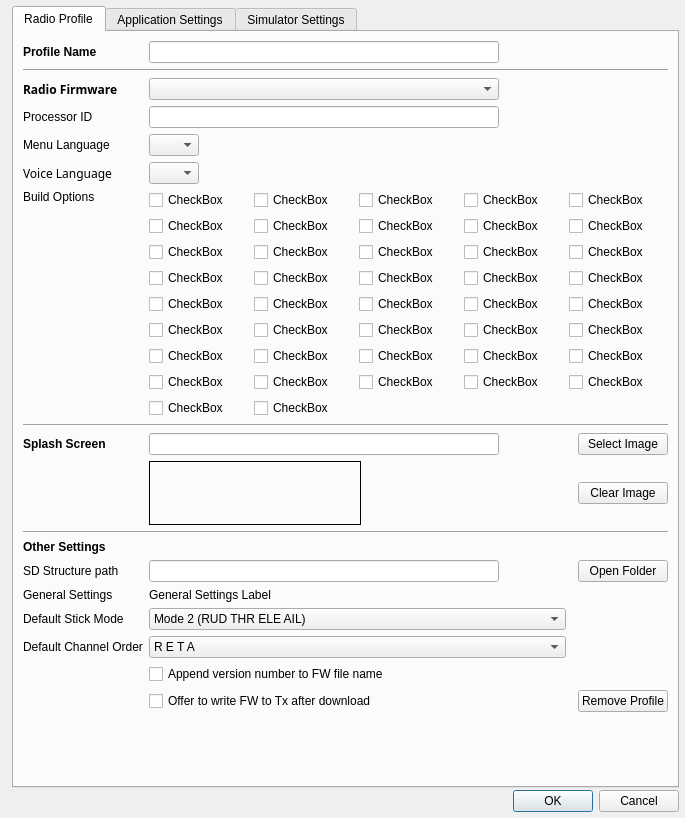
Qt form companion/src/apppreferencesdialog.ui (opentx/opentx) before a commit.
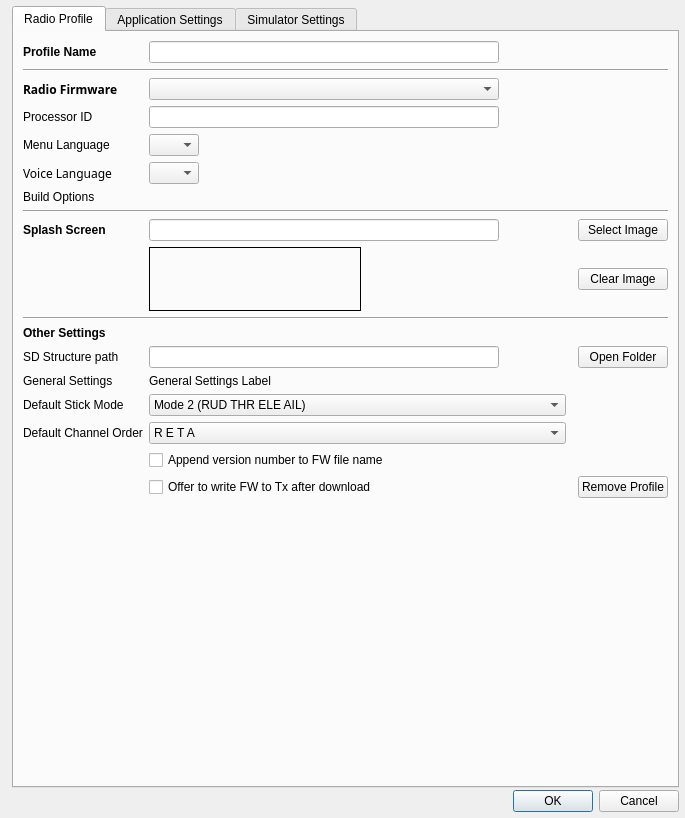
The same form after that commit.

Commit message: Options Checkboxes removed from the UI

Patch:
```diff
--- a/companion/src/apppreferencesdialog.ui
+++ b/companion/src/apppreferencesdialog.ui
@@ -153,554 +153,7 @@
         </widget>
        </item>
        <item row="10" column="1" colspan="5">
-        <layout class="QGridLayout" name="gridLayout_5">
-         <item row="0" column="1">
-          <widget class="QCheckBox" name="optionCheckBox_2">
-           <property name="sizePolicy">
-            <sizepolicy hsizetype="MinimumExpanding" vsizetype="Fixed">
-             <horstretch>0</horstretch>
-             <verstretch>0</verstretch>
-            </sizepolicy>
-           </property>
-           <property name="text">
-            <string notr="true">CheckBox</string>
-           </property>
-          </widget>
-         </item>
-         <item row="0" column="0">
-          <widget class="QCheckBox" name="optionCheckBox_1">
-           <property name="sizePolicy">
-            <sizepolicy hsizetype="MinimumExpanding" vsizetype="Fixed">
-             <horstretch>0</horstretch>
-             <verstretch>0</verstretch>
-            </sizepolicy>
-           </property>
-           <property name="text">
-            <string notr="true">CheckBox</string>
-           </property>
-          </widget>
-         </item>
-         <item row="0" column="2">
-          <widget class="QCheckBox" name="optionCheckBox_3">
-           <property name="sizePolicy">
-            <sizepolicy hsizetype="MinimumExpanding" vsizetype="Fixed">
-             <horstretch>0</horstretch>
-             <verstretch>0</verstretch>
-            </sizepolicy>
-           </property>
-           <property name="text">
-            <string notr="true">CheckBox</string>
-           </property>
-          </widget>
-         </item>
-         <item row="0" column="3">
-          <widget class="QCheckBox" name="optionCheckBox_4">
-           <property name="sizePolicy">
-            <sizepolicy hsizetype="MinimumExpanding" vsizetype="Fixed">
-             <horstretch>0</horstretch>
-             <verstretch>0</verstretch>
-            </sizepolicy>
-           </property>
-           <property name="text">
-            <string notr="true">CheckBox</string>
-           </property>
-          </widget>
-         </item>
-         <item row="1" column="4">
-          <widget class="QCheckBox" name="optionCheckBox_10">
-           <property name="sizePolicy">
-            <sizepolicy hsizetype="MinimumExpanding" vsizetype="Fixed">
-             <horstretch>0</horstretch>
-             <verstretch>0</verstretch>
-            </sizepolicy>
-           </property>
-           <property name="text">
-            <string notr="true">CheckBox</string>
-           </property>
-          </widget>
-         </item>
-         <item row="0" column="4">
-          <widget class="QCheckBox" name="optionCheckBox_5">
-           <property name="sizePolicy">
-            <sizepolicy hsizetype="MinimumExpanding" vsizetype="Fixed">
-             <horstretch>0</horstretch>
-             <verstretch>0</verstretch>
-            </sizepolicy>
-           </property>
-           <property name="text">
-            <string notr="true">CheckBox</string>
-           </property>
-          </widget>
-         </item>
-         <item row="1" column="0">
-          <widget class="QCheckBox" name="optionCheckBox_6">
-           <property name="sizePolicy">
-            <sizepolicy hsizetype="MinimumExpanding" vsizetype="Fixed">
-             <horstretch>0</horstretch>
-             <verstretch>0</verstretch>
-            </sizepolicy>
-           </property>
-           <property name="text">
-            <string notr="true">CheckBox</string>
-           </property>
-          </widget>
-         </item>
-         <item row="1" column="1">
-          <widget class="QCheckBox" name="optionCheckBox_7">
-           <property name="sizePolicy">
-            <sizepolicy hsizetype="MinimumExpanding" vsizetype="Fixed">
-             <horstretch>0</horstretch>
-             <verstretch>0</verstretch>
-            </sizepolicy>
-           </property>
-           <property name="text">
-            <string notr="true">CheckBox</string>
-           </property>
-          </widget>
-         </item>
-         <item row="1" column="2">
-          <widget class="QCheckBox" name="optionCheckBox_8">
-           <property name="sizePolicy">
-            <sizepolicy hsizetype="MinimumExpanding" vsizetype="Fixed">
-             <horstretch>0</horstretch>
-             <verstretch>0</verstretch>
-            </sizepolicy>
-           </property>
-           <property name="text">
-            <string notr="true">CheckBox</string>
-           </property>
-          </widget>
-         </item>
-         <item row="1" column="3">
-          <widget class="QCheckBox" name="optionCheckBox_9">
-           <property name="sizePolicy">
-            <sizepolicy hsizetype="MinimumExpanding" vsizetype="Fixed">
-             <horstretch>0</horstretch>
-             <verstretch>0</verstretch>
-            </sizepolicy>
-           </property>
-           <property name="text">
-            <string notr="true">CheckBox</string>
-           </property>
-          </widget>
-         </item>
-         <item row="2" column="0">
-          <widget class="QCheckBox" name="optionCheckBox_11">
-           <property name="sizePolicy">
-            <sizepolicy hsizetype="MinimumExpanding" vsizetype="Fixed">
-             <horstretch>0</horstretch>
-             <verstretch>0</verstretch>
-            </sizepolicy>
-           </property>
-           <property name="text">
-            <string notr="true">CheckBox</string>
-           </property>
-          </widget>
-         </item>
-         <item row="2" column="1">
-          <widget class="QCheckBox" name="optionCheckBox_12">
-           <property name="sizePolicy">
-            <sizepolicy hsizetype="MinimumExpanding" vsizetype="Fixed">
-             <horstretch>0</horstretch>
-             <verstretch>0</verstretch>
-            </sizepolicy>
-           </property>
-           <property name="text">
-            <string notr="true">CheckBox</string>
-           </property>
-          </widget>
-         </item>
-         <item row="2" column="2">
-          <widget class="QCheckBox" name="optionCheckBox_13">
-           <property name="sizePolicy">
-            <sizepolicy hsizetype="MinimumExpanding" vsizetype="Fixed">
-             <horstretch>0</horstretch>
-             <verstretch>0</verstretch>
-            </sizepolicy>
-           </property>
-           <property name="text">
-            <string notr="true">CheckBox</string>
-           </property>
-          </widget>
-         </item>
-         <item row="2" column="3">
-          <widget class="QCheckBox" name="optionCheckBox_14">
-           <property name="sizePolicy">
-            <sizepolicy hsizetype="MinimumExpanding" vsizetype="Fixed">
-             <horstretch>0</horstretch>
-             <verstretch>0</verstretch>
-            </sizepolicy>
-           </property>
-           <property name="text">
-            <string notr="true">CheckBox</string>
-           </property>
-          </widget>
-         </item>
-         <item row="2" column="4">
-          <widget class="QCheckBox" name="optionCheckBox_15">
-           <property name="sizePolicy">
-            <sizepolicy hsizetype="MinimumExpanding" vsizetype="Fixed">
-             <horstretch>0</horstretch>
-             <verstretch>0</verstretch>
-            </sizepolicy>
-           </property>
-           <property name="text">
-            <string notr="true">CheckBox</string>
-           </property>
-          </widget>
-         </item>
-         <item row="3" column="0">
-          <widget class="QCheckBox" name="optionCheckBox_16">
-           <property name="sizePolicy">
-            <sizepolicy hsizetype="MinimumExpanding" vsizetype="Fixed">
-             <horstretch>0</horstretch>
-             <verstretch>0</verstretch>
-            </sizepolicy>
-           </property>
-           <property name="text">
-            <string notr="true">CheckBox</string>
-           </property>
-          </widget>
-         </item>
-         <item row="3" column="1">
-          <widget class="QCheckBox" name="optionCheckBox_17">
-           <property name="sizePolicy">
-            <sizepolicy hsizetype="MinimumExpanding" vsizetype="Fixed">
-             <horstretch>0</horstretch>
-             <verstretch>0</verstretch>
-            </sizepolicy>
-           </property>
-           <property name="text">
-            <string notr="true">CheckBox</string>
-           </property>
-          </widget>
-         </item>
-         <item row="3" column="2">
-          <widget class="QCheckBox" name="optionCheckBox_18">
-           <property name="sizePolicy">
-            <sizepolicy hsizetype="MinimumExpanding" vsizetype="Fixed">
-             <horstretch>0</horstretch>
-             <verstretch>0</verstretch>
-            </sizepolicy>
-           </property>
-           <property name="text">
-            <string notr="true">CheckBox</string>
-           </property>
-          </widget>
-         </item>
-         <item row="3" column="3">
-          <widget class="QCheckBox" name="optionCheckBox_19">
-           <property name="sizePolicy">
-            <sizepolicy hsizetype="MinimumExpanding" vsizetype="Fixed">
-             <horstretch>0</horstretch>
-             <verstretch>0</verstretch>
-            </sizepolicy>
-           </property>
-           <property name="text">
-            <string notr="true">CheckBox</string>
-           </property>
-          </widget>
-         </item>
-         <item row="4" column="0">
-          <widget class="QCheckBox" name="optionCheckBox_21">
-           <property name="sizePolicy">
-            <sizepolicy hsizetype="MinimumExpanding" vsizetype="Fixed">
-             <horstretch>0</horstretch>
-             <verstretch>0</verstretch>
-            </sizepolicy>
-           </property>
-           <property name="text">
-            <string notr="true">CheckBox</string>
-           </property>
-          </widget>
-         </item>
-         <item row="3" column="4">
-          <widget class="QCheckBox" name="optionCheckBox_20">
-           <property name="sizePolicy">
-            <sizepolicy hsizetype="MinimumExpanding" vsizetype="Minimum">
-             <horstretch>0</horstretch>
-             <verstretch>0</verstretch>
-            </sizepolicy>
-           </property>
-           <property name="text">
-            <string notr="true">CheckBox</string>
-           </property>
-          </widget>
-         </item>
-         <item row="4" column="1">
-          <widget class="QCheckBox" name="optionCheckBox_22">
-           <property name="sizePolicy">
-            <sizepolicy hsizetype="MinimumExpanding" vsizetype="Fixed">
-             <horstretch>0</horstretch>
-             <verstretch>0</verstretch>
-            </sizepolicy>
-           </property>
-           <property name="text">
-            <string notr="true">CheckBox</string>
-           </property>
-          </widget>
-         </item>
-         <item row="4" column="2">
-          <widget class="QCheckBox" name="optionCheckBox_23">
-           <property name="sizePolicy">
-            <sizepolicy hsizetype="MinimumExpanding" vsizetype="Fixed">
-             <horstretch>0</horstretch>
-             <verstretch>0</verstretch>
-            </sizepolicy>
-           </property>
-           <property name="text">
-            <string notr="true">CheckBox</string>
-           </property>
-          </widget>
-         </item>
-         <item row="4" column="4">
-          <widget class="QCheckBox" name="optionCheckBox_25">
-           <property name="sizePolicy">
-            <sizepolicy hsizetype="MinimumExpanding" vsizetype="Fixed">
-             <horstretch>0</horstretch>
-             <verstretch>0</verstretch>
-            </sizepolicy>
-           </property>
-           <property name="text">
-            <string notr="true">CheckBox</string>
-           </property>
-          </widget>
-         </item>
-         <item row="5" column="0">
-          <widget class="QCheckBox" name="optionCheckBox_26">
-           <property name="sizePolicy">
-            <sizepolicy hsizetype="MinimumExpanding" vsizetype="Fixed">
-             <horstretch>0</horstretch>
-             <verstretch>0</verstretch>
-            </sizepolicy>
-           </property>
-           <property name="text">
-            <string notr="true">CheckBox</string>
-           </property>
-          </widget>
-         </item>
-         <item row="4" column="3">
-          <widget class="QCheckBox" name="optionCheckBox_24">
-           <property name="sizePolicy">
-            <sizepolicy hsizetype="MinimumExpanding" vsizetype="Fixed">
-             <horstretch>0</horstretch>
-             <verstretch>0</verstretch>
-            </sizepolicy>
-           </property>
-           <property name="text">
-            <string notr="true">CheckBox</string>
-           </property>
-          </widget>
-         </item>
-         <item row="5" column="1">
-          <widget class="QCheckBox" name="optionCheckBox_27">
-           <property name="sizePolicy">
-            <sizepolicy hsizetype="MinimumExpanding" vsizetype="Fixed">
-             <horstretch>0</horstretch>
-             <verstretch>0</verstretch>
-            </sizepolicy>
-           </property>
-           <property name="text">
-            <string notr="true">CheckBox</string>
-           </property>
-          </widget>
-         </item>
-         <item row="6" column="0">
-          <widget class="QCheckBox" name="optionCheckBox_31">
-           <property name="sizePolicy">
-            <sizepolicy hsizetype="MinimumExpanding" vsizetype="Fixed">
-             <horstretch>0</horstretch>
-             <verstretch>0</verstretch>
-            </sizepolicy>
-           </property>
-           <property name="text">
-            <string notr="true">CheckBox</string>
-           </property>
-          </widget>
-         </item>
-         <item row="5" column="2">
-          <widget class="QCheckBox" name="optionCheckBox_28">
-           <property name="sizePolicy">
-            <sizepolicy hsizetype="MinimumExpanding" vsizetype="Fixed">
-             <horstretch>0</horstretch>
-             <verstretch>0</verstretch>
-            </sizepolicy>
-           </property>
-           <property name="text">
-            <string notr="true">CheckBox</string>
-           </property>
-          </widget>
-         </item>
-         <item row="5" column="3">
-          <widget class="QCheckBox" name="optionCheckBox_29">
-           <property name="sizePolicy">
-            <sizepolicy hsizetype="MinimumExpanding" vsizetype="Fixed">
-             <horstretch>0</horstretch>
-             <verstretch>0</verstretch>
-            </sizepolicy>
-           </property>
-           <property name="text">
-            <string notr="true">CheckBox</string>
-           </property>
-          </widget>
-         </item>
-         <item row="5" column="4">
-          <widget class="QCheckBox" name="optionCheckBox_30">
-           <property name="sizePolicy">
-            <sizepolicy hsizetype="MinimumExpanding" vsizetype="Fixed">
-             <horstretch>0</horstretch>
-             <verstretch>0</verstretch>
-            </sizepolicy>
-           </property>
-           <property name="text">
-            <string notr="true">CheckBox</string>
-           </property>
-          </widget>
-         </item>
-         <item row="7" column="0">
-          <widget class="QCheckBox" name="optionCheckBox_36">
-           <property name="sizePolicy">
-            <sizepolicy hsizetype="MinimumExpanding" vsizetype="Fixed">
-             <horstretch>0</horstretch>
-             <verstretch>0</verstretch>
-            </sizepolicy>
-           </property>
-           <property name="text">
-            <string notr="true">CheckBox</string>
-           </property>
-          </widget>
-         </item>
-         <item row="6" column="1">
-          <widget class="QCheckBox" name="optionCheckBox_32">
-           <property name="sizePolicy">
-            <sizepolicy hsizetype="MinimumExpanding" vsizetype="Fixed">
-             <horstretch>0</horstretch>
-             <verstretch>0</verstretch>
-            </sizepolicy>
-           </property>
-           <property name="text">
-            <string notr="true">CheckBox</string>
-           </property>
-          </widget>
-         </item>
-         <item row="6" column="2">
-          <widget class="QCheckBox" name="optionCheckBox_33">
-           <property name="sizePolicy">
-            <sizepolicy hsizetype="MinimumExpanding" vsizetype="Fixed">
-             <horstretch>0</horstretch>
-             <verstretch>0</verstretch>
-            </sizepolicy>
-           </property>
-           <property name="text">
-            <string notr="true">CheckBox</string>
-           </property>
-          </widget>
-         </item>
-         <item row="6" column="3">
-          <widget class="QCheckBox" name="optionCheckBox_34">
-           <property name="sizePolicy">
-            <sizepolicy hsizetype="MinimumExpanding" vsizetype="Fixed">
-             <horstretch>0</horstretch>
-             <verstretch>0</verstretch>
-            </sizepolicy>
-           </property>
-           <property name="text">
-            <string notr="true">CheckBox</string>
-           </property>
-          </widget>
-         </item>
-         <item row="7" column="1">
-          <widget class="QCheckBox" name="optionCheckBox_37">
-           <property name="sizePolicy">
-            <sizepolicy hsizetype="MinimumExpanding" vsizetype="Fixed">
-             <horstretch>0</horstretch>
-             <verstretch>0</verstretch>
-            </sizepolicy>
-           </property>
-           <property name="text">
-            <string notr="true">CheckBox</string>
-           </property>
-          </widget>
-         </item>
-         <item row="7" column="2">
-          <widget class="QCheckBox" name="optionCheckBox_38">
-           <property name="sizePolicy">
-            <sizepolicy hsizetype="MinimumExpanding" vsizetype="Fixed">
-             <horstretch>0</horstretch>
-             <verstretch>0</verstretch>
-            </sizepolicy>
-           </property>
-           <property name="text">
-            <string notr="true">CheckBox</string>
-           </property>
-          </widget>
-         </item>
-         <item row="7" column="3">
-          <widget class="QCheckBox" name="optionCheckBox_39">
-           <property name="sizePolicy">
-            <sizepolicy hsizetype="MinimumExpanding" vsizetype="Fixed">
-             <horstretch>0</horstretch>
-             <verstretch>0</verstretch>
-            </sizepolicy>
-           </property>
-           <property name="text">
-            <string notr="true">CheckBox</string>
-           </property>
-          </widget>
-         </item>
-         <item row="8" column="0">
-          <widget class="QCheckBox" name="optionCheckBox_41">
-           <property name="sizePolicy">
-            <sizepolicy hsizetype="MinimumExpanding" vsizetype="Fixed">
-             <horstretch>0</horstretch>
-             <verstretch>0</verstretch>
-            </sizepolicy>
-           </property>
-           <property name="text">
-            <string notr="true">CheckBox</string>
-           </property>
-          </widget>
-         </item>
-         <item row="8" column="1">
-          <widget class="QCheckBox" name="optionCheckBox_42">
-           <property name="sizePolicy">
-            <sizepolicy hsizetype="MinimumExpanding" vsizetype="Fixed">
-             <horstretch>0</horstretch>
-             <verstretch>0</verstretch>
-            </sizepolicy>
-           </property>
-           <property name="text">
-            <string notr="true">CheckBox</string>
-           </property>
-          </widget>
-         </item>
-         <item row="6" column="4">
-          <widget class="QCheckBox" name="optionCheckBox_35">
-           <property name="sizePolicy">
-            <sizepolicy hsizetype="MinimumExpanding" vsizetype="Fixed">
-             <horstretch>0</horstretch>
-             <verstretch>0</verstretch>
-            </sizepolicy>
-           </property>
-           <property name="text">
-            <string notr="true">CheckBox</string>
-           </property>
-          </widget>
-         </item>
-         <item row="7" column="4">
-          <widget class="QCheckBox" name="optionCheckBox_40">
-           <property name="sizePolicy">
-            <sizepolicy hsizetype="MinimumExpanding" vsizetype="Fixed">
-             <horstretch>0</horstretch>
-             <verstretch>0</verstretch>
-            </sizepolicy>
-           </property>
-           <property name="text">
-            <string notr="true">CheckBox</string>
-           </property>
-          </widget>
-         </item>
-        </layout>
+        <layout class="QGridLayout" name="optionsLayout"/>
        </item>
        <item row="6" column="0">
         <widget class="QLabel" name="CPU_ID_LABEL">
```
Left out of the diff: 16 changed lines with no effect on the pictures. The commit also changes 1 other file.
